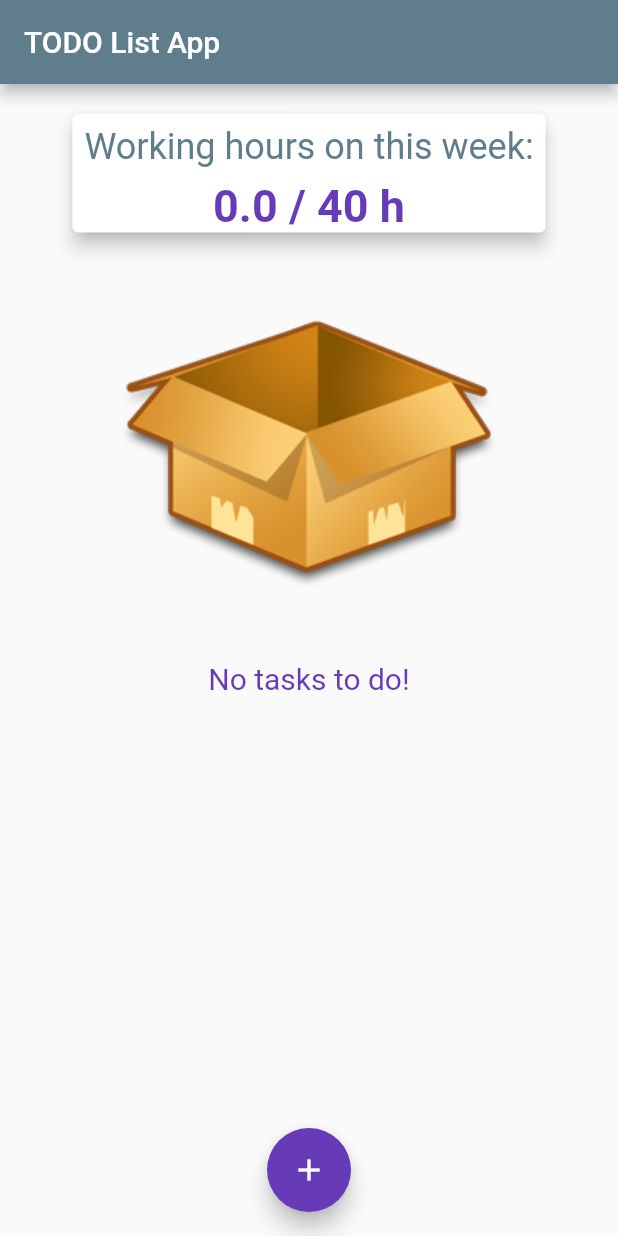
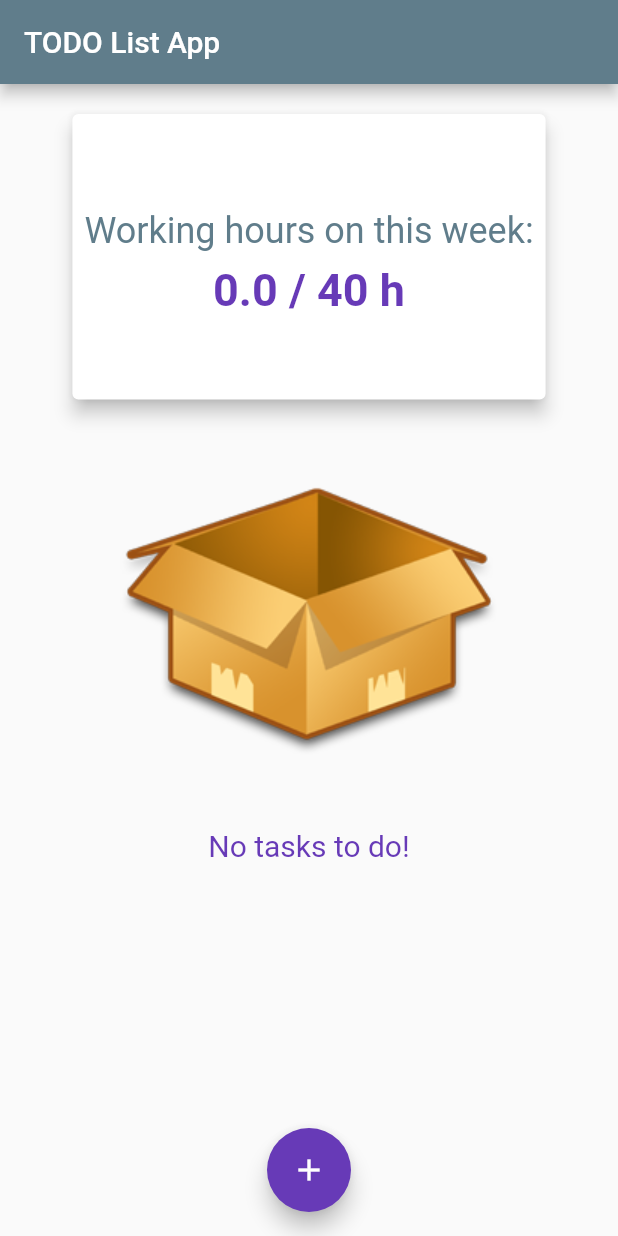
Before and after one commit to norberthanysz/flutterToDoApp, a Flutter app: the screen it shows after launch, on a phone screen of 412 x 824 dp. Run offline on Flutter 3.47's test engine with Material 2 defaults, Android fonts, the phone set to English and light mode, and no system bars.

Commit message:
0.4.2 ver - more responsive

```diff
--- a/lib/main.dart
+++ b/lib/main.dart
@@ -62,14 +62,25 @@ class _MyHomePageState extends State<MyHomePage> {
 
   @override
   Widget build(BuildContext context) {
+    final appBar = AppBar(
+      title: Text("TODO List App"),
+    );
     return Scaffold(
-      appBar: AppBar(
-        title: Text("TODO List App"),
-      ),
+      appBar: appBar,
       body: Column(
         children: <Widget>[
-          Summary(_tasks),
-          TasksList(_tasks, _deleteTask),
+          Container(
+              height: (MediaQuery.of(context).size.height -
+                      appBar.preferredSize.height -
+                      MediaQuery.of(context).padding.top) *
+                  0.3,
+              child: Summary(_tasks)),
+          Container(
+              height: (MediaQuery.of(context).size.height -
+                      appBar.preferredSize.height -
+                      MediaQuery.of(context).padding.top) *
+                  0.7,
+              child: TasksList(_tasks, _deleteTask)),
         ],
       ),
       floatingActionButtonLocation: FloatingActionButtonLocation.centerFloat,
--- a/lib/widgets/summary.dart
+++ b/lib/widgets/summary.dart
@@ -25,6 +25,8 @@ class Summary extends StatelessWidget {
       elevation: 5,
       margin: EdgeInsets.all(20),
       child: Column(
+        mainAxisAlignment: MainAxisAlignment.center,
+        crossAxisAlignment: CrossAxisAlignment.center,
         children: <Widget>[
           Padding(
             padding: const EdgeInsets.all(8.0),
--- a/lib/widgets/tasksList.dart
+++ b/lib/widgets/tasksList.dart
@@ -12,7 +12,6 @@ class TasksList extends StatelessWidget {
   @override
   Widget build(BuildContext context) {
     return Container(
-      height: 500,
       child: tasksList.isEmpty
           ? Center(
               child: Column(
```
